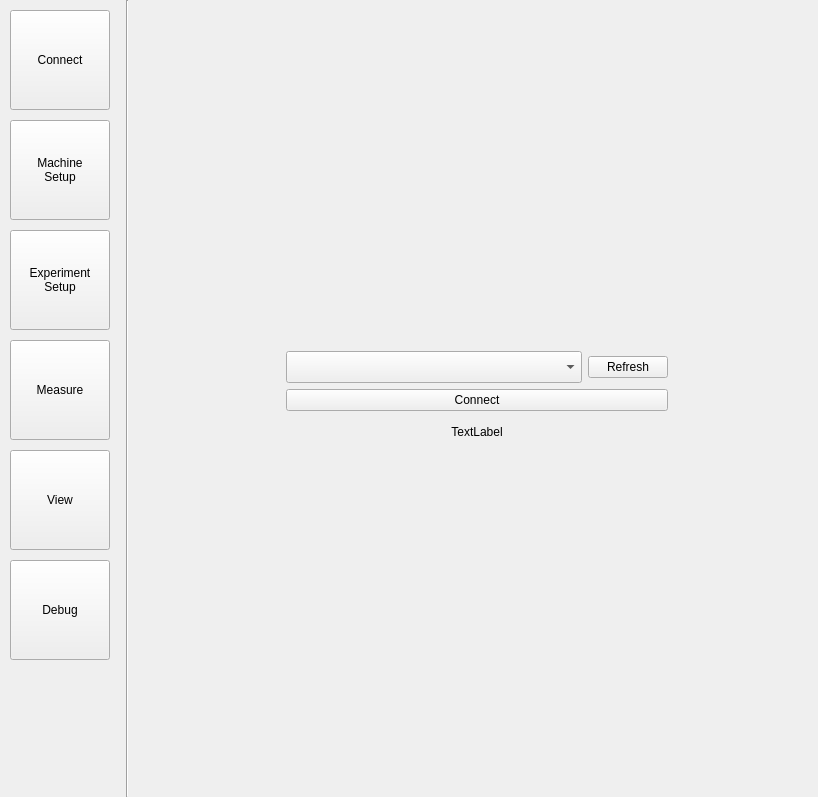
The window that src/main/resources/base/design.ui (OndrejPistora/thymos-loader) describes before a commit, drawn with Qt 5.
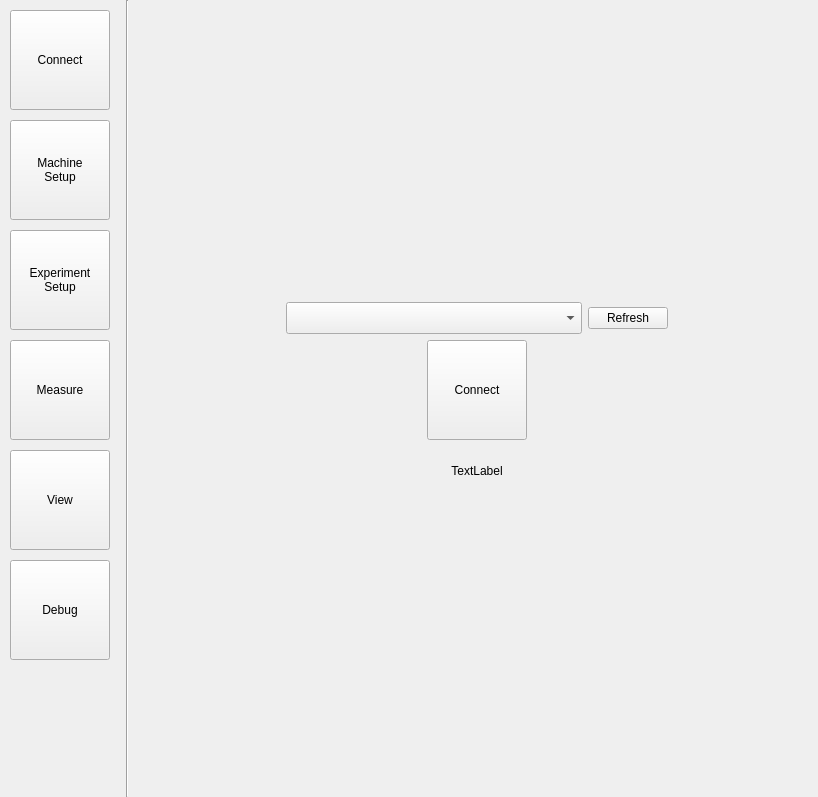
The same window after the commit. The open tabs and pages were chosen to show the change. Custom widgets are drawn as their Qt base class.

Commit message: big connect button

```diff
--- a/src/main/resources/base/design.ui
+++ b/src/main/resources/base/design.ui
@@ -427,19 +427,43 @@
                 </layout>
                </widget>
               </item>
-              <item>
+              <item alignment="Qt::AlignHCenter">
                <widget class="QPushButton" name="buttonConnect">
+                <property name="sizePolicy">
+                 <sizepolicy hsizetype="Maximum" vsizetype="Preferred">
+                  <horstretch>0</horstretch>
+                  <verstretch>0</verstretch>
+                 </sizepolicy>
+                </property>
+                <property name="minimumSize">
+                 <size>
+                  <width>100</width>
+                  <height>100</height>
+                 </size>
+                </property>
+                <property name="baseSize">
+                 <size>
+                  <width>0</width>
+                  <height>30</height>
+                 </size>
+                </property>
                 <property name="text">
                  <string>Connect</string>
                 </property>
                </widget>
               </item>
-              <item>
+              <item alignment="Qt::AlignHCenter">
                <widget class="QLabel" name="labelConnection">
                 <property name="minimumSize">
                  <size>
-                  <width>0</width>
-                  <height>30</height>
+                  <width>100</width>
+                  <height>50</height>
+                 </size>
+                </property>
+                <property name="maximumSize">
+                 <size>
+                  <width>100</width>
+                  <height>16777215</height>
                  </size>
                 </property>
                 <property name="baseSize">
```
Left out of the diff: 2 changed lines with no effect on the pictures.
